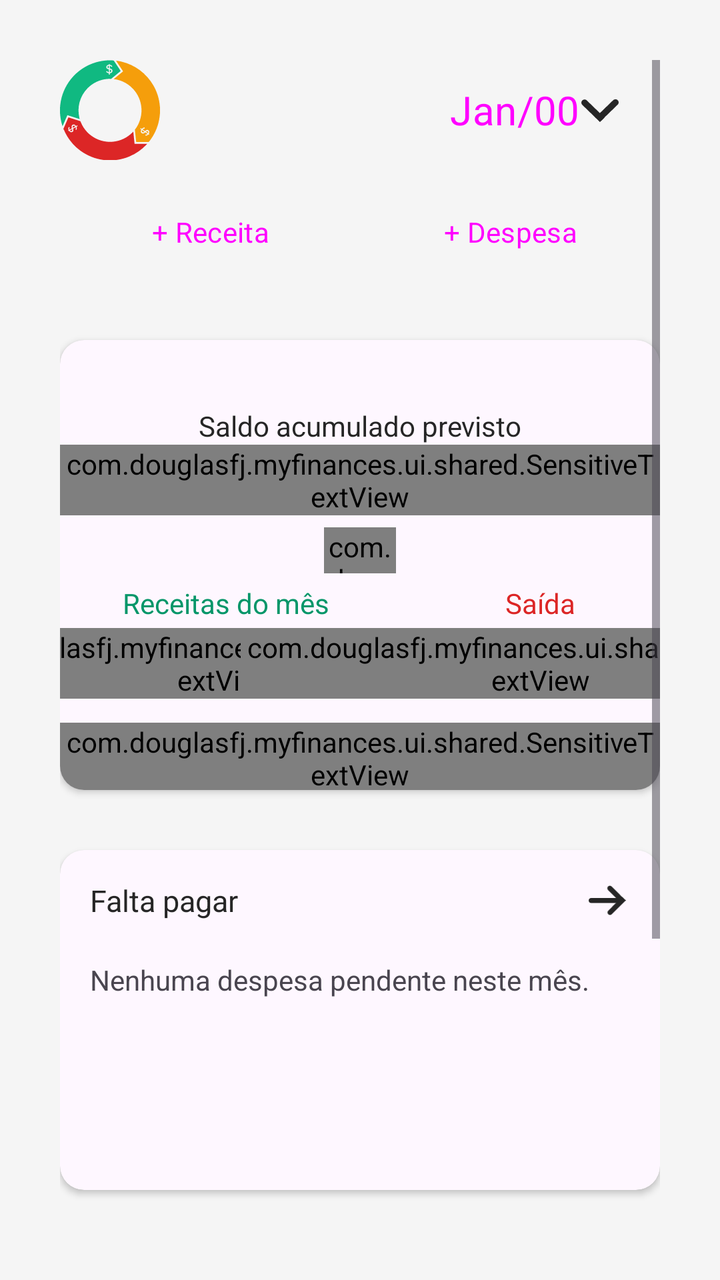
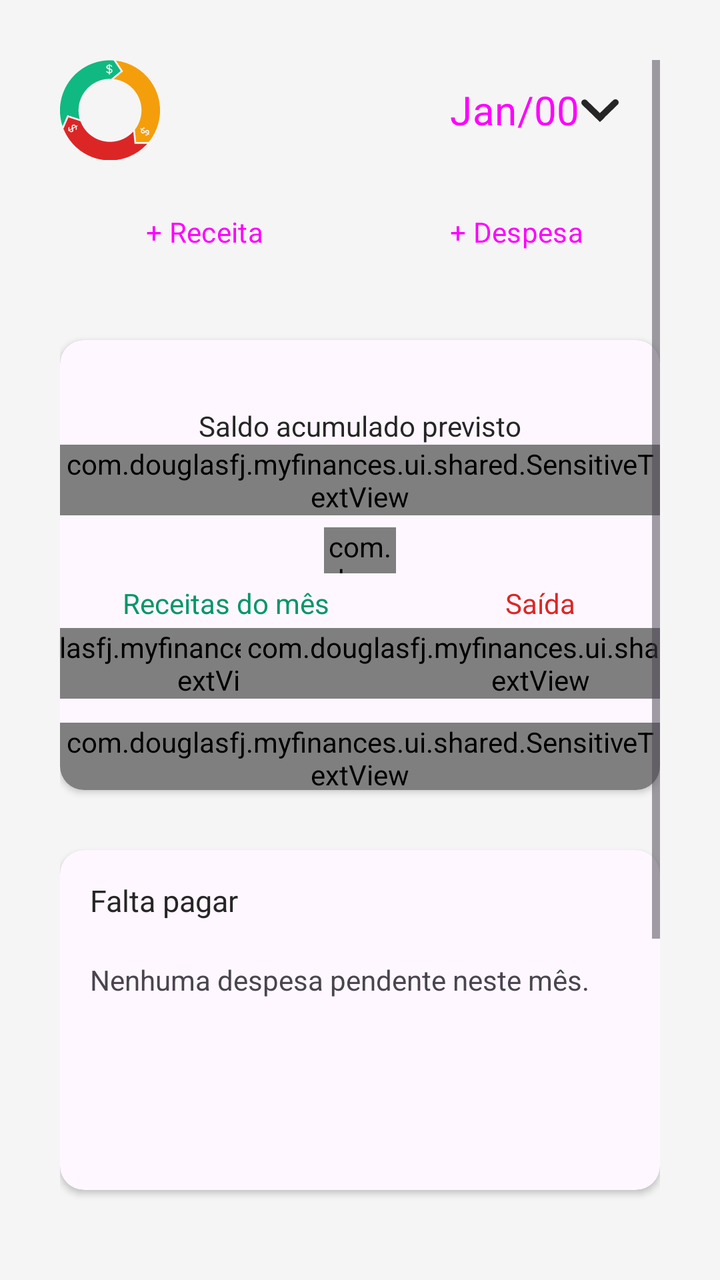

An Android layout rendered at two revisions. The XML below is the earlier revision; the diff shows what the commit changed to produce the second picture.
<!-- AndroidManifest.xml: application theme Theme.MyFinances -->
<!-- res/layout/fragment_home.xml -->
<?xml version="1.0" encoding="utf-8"?>
<androidx.constraintlayout.widget.ConstraintLayout xmlns:android="http://schemas.android.com/apk/res/android"
    xmlns:app="http://schemas.android.com/apk/res-auto"
    xmlns:tools="http://schemas.android.com/tools"
    android:layout_width="match_parent"
    android:layout_height="match_parent"
    tools:context=".ui.home.HomeFragment">

    <ScrollView
        android:layout_width="match_parent"
        android:layout_height="match_parent"
        android:background="@color/neutral_100"
        android:padding="30dp"
        app:layout_constraintTop_toTopOf="parent">

        <androidx.constraintlayout.widget.ConstraintLayout
            android:id="@+id/fragment_home_constraint_wrapper"
            android:layout_width="match_parent"
            android:layout_height="wrap_content">

            <androidx.constraintlayout.widget.ConstraintLayout
                android:id="@+id/fragment_home_constraint_l_icon"
                android:layout_width="match_parent"
                android:layout_height="wrap_content"
                app:layout_constraintLeft_toLeftOf="parent"
                app:layout_constraintTop_toTopOf="parent">

                <ImageView
                    android:layout_width="50dp"
                    android:layout_height="50dp"
                    android:src="@drawable/circlemyfinances"
                    app:layout_constraintStart_toStartOf="parent"
                    app:layout_constraintTop_toTopOf="parent" />

                <Button
                    android:id="@+id/fragment_home_mes_selection"
                    style="?attr/buttonStyle"
                    android:layout_width="wrap_content"
                    android:layout_height="50dp"
                    android:drawableEnd="@drawable/arrow"
                    android:paddingHorizontal="20dp"
                    android:paddingVertical="5dp"
                    android:text="@string/default_month_text"
                    android:textSize="20sp"
                    app:layout_constraintEnd_toEndOf="parent"
                    app:layout_constraintTop_toTopOf="parent" />

            </androidx.constraintlayout.widget.ConstraintLayout>

            <LinearLayout
                android:id="@+id/fragment_home_actions"
                android:layout_width="match_parent"
                android:layout_height="wrap_content"
                android:orientation="horizontal"
                android:layout_marginTop="12dp"
                app:layout_constraintTop_toBottomOf="@id/fragment_home_constraint_l_icon">
                <Button android:id="@+id/fragment_home_add_income"
                    android:layout_width="0dp" android:layout_weight="1"
                    android:layout_height="wrap_content" android:text="+ Receita"/>
                <Button android:id="@+id/fragment_home_add_expense"
                    android:layout_width="0dp" android:layout_weight="1"
                    android:layout_height="wrap_content" android:text="+ Despesa"/>
            </LinearLayout>

            <com.google.android.material.card.MaterialCardView
                android:id="@+id/fragment_home_card_saldos"
                style="@style/Widget.MyFinances.HomeBox"
                android:layout_width="match_parent"
                android:layout_height="225dp"
                android:layout_marginTop="30dp"
                app:layout_constraintTop_toBottomOf="@+id/fragment_home_actions">

                <androidx.constraintlayout.widget.ConstraintLayout
                    android:layout_width="match_parent"
                    android:layout_height="match_parent">

                    <TextView
                        android:id="@+id/fragment_home_saldo_conta_alias"
                        android:layout_width="wrap_content"
                        android:layout_height="wrap_content"
                        android:text="Saldo acumulado previsto"
                        android:textSize="14sp"
                        android:textColor="@color/neutral_800"
                        app:layout_constraintBottom_toBottomOf="parent"
                        app:layout_constraintEnd_toEndOf="parent"
                        app:layout_constraintStart_toStartOf="parent"
                        app:layout_constraintTop_toTopOf="parent"
                        app:layout_constraintVertical_bias="0.162" />

                    <com.douglasfj.myfinances.ui.shared.SensitiveTextView
                        android:id="@+id/fragment_home_saldo_conta"
                        android:layout_width="wrap_content"
                        android:layout_height="wrap_content"
                        android:text="@string/str_default_money"
                        android:textColor="@color/black"
                        android:textSize="20sp"
                        app:layout_constraintEnd_toEndOf="parent"
                        app:layout_constraintStart_toStartOf="parent"
                        app:layout_constraintTop_toBottomOf="@+id/fragment_home_saldo_conta_alias" />


                    <com.douglasfj.myfinances.ui.shared.SetSentiveImageButtonView
                        android:id="@+id/fragment_home_sensitive_visibility_button"
                        android:layout_width="36dp"
                        android:layout_height="23dp"
                        android:layout_marginTop="6dp"
                        android:background="@color/transparent"
                        android:scaleType="centerInside"
                        app:layout_constraintEnd_toEndOf="parent"
                        app:layout_constraintStart_toStartOf="parent"
                        app:layout_constraintTop_toBottomOf="@+id/fragment_home_saldo_conta"
                        app:tint="@color/neutral_800" />

                    <TextView
                        android:id="@+id/fragment_home_saldo_entrada_alias"
                        android:layout_width="wrap_content"
                        android:layout_height="wrap_content"
                        android:text="Receitas do mês"
                        android:textColor="@color/emerald_600"
                        android:textSize="14sp"
                        app:layout_constraintBottom_toBottomOf="parent"
                        app:layout_constraintEnd_toEndOf="parent"
                        app:layout_constraintHorizontal_bias="0.16"
                        app:layout_constraintStart_toStartOf="parent"
                        app:layout_constraintTop_toTopOf="parent"
                        app:layout_constraintVertical_bias="0.593" />

                    <com.douglasfj.myfinances.ui.shared.SensitiveTextView
                        android:id="@+id/fragment_home_saldo_entrada"
                        android:layout_width="wrap_content"
                        android:layout_height="wrap_content"
                        android:layout_marginTop="3dp"
                        android:text="@string/str_default_money"
                        android:textColor="@color/emerald_950"
                        android:textSize="16sp"
                        app:layout_constraintEnd_toEndOf="@+id/fragment_home_saldo_entrada_alias"
                        app:layout_constraintStart_toStartOf="@+id/fragment_home_saldo_entrada_alias"
                        app:layout_constraintTop_toBottomOf="@+id/fragment_home_saldo_entrada_alias" />

                    <TextView
                        android:id="@+id/fragment_home_saldo_saida_alias"
                        android:layout_width="wrap_content"
                        android:layout_height="wrap_content"
                        android:text="Saída"
                        android:textColor="@color/red_600"
                        android:textSize="14sp"
                        app:layout_constraintBottom_toBottomOf="parent"
                        app:layout_constraintEnd_toEndOf="parent"
                        app:layout_constraintHorizontal_bias="0.84"
                        app:layout_constraintStart_toStartOf="parent"
                        app:layout_constraintTop_toTopOf="parent"
                        app:layout_constraintVertical_bias="0.593" />

                    <com.douglasfj.myfinances.ui.shared.SensitiveTextView
                        android:id="@+id/fragment_home_saldo_saida"
                        android:layout_width="wrap_content"
                        android:layout_height="wrap_content"
                        android:layout_marginTop="3dp"
                        android:text="@string/str_default_money"
                        android:textColor="@color/red_950"
                        android:textSize="16sp"
                        app:layout_constraintEnd_toEndOf="@+id/fragment_home_saldo_saida_alias"
                        app:layout_constraintStart_toStartOf="@+id/fragment_home_saldo_saida_alias"
                        app:layout_constraintTop_toBottomOf="@+id/fragment_home_saldo_saida_alias" />

                    <com.douglasfj.myfinances.ui.shared.SensitiveTextView
                        android:id="@+id/fragment_home_carryover"
                        android:layout_width="match_parent"
                        android:layout_height="wrap_content"
                        android:gravity="center"
                        android:layout_marginTop="12dp"
                        android:textSize="13sp"
                        android:textColor="@color/neutral_800"
                        app:layout_constraintTop_toBottomOf="@id/fragment_home_saldo_entrada"/>

                </androidx.constraintlayout.widget.ConstraintLayout>
            </com.google.android.material.card.MaterialCardView>

            <com.google.android.material.card.MaterialCardView
                android:id="@+id/fragment_home_card_falta_pagar"
                style="@style/Widget.MyFinances.HomeBox"
                android:layout_width="match_parent"
                android:layout_height="170dp"
                android:layout_marginTop="30dp"
                app:layout_constraintTop_toBottomOf="@+id/fragment_home_card_saldos">
                <androidx.constraintlayout.widget.ConstraintLayout
                    android:layout_width="match_parent"
                    android:layout_height="match_parent"
                    android:padding="15dp">

                    <androidx.constraintlayout.widget.ConstraintLayout
                        android:id="@+id/fragment_home_title_falta_pagar"
                        android:layout_width="match_parent"
                        android:layout_height="wrap_content"
                        app:layout_constraintLeft_toLeftOf="parent"
                        app:layout_constraintTop_toTopOf="parent">

                        <TextView
                            android:layout_width="wrap_content"
                            android:layout_height="wrap_content"
                            android:text="@string/str_card_falta_pagar"
                            android:textColor="@color/neutral_800"
                            android:textSize="15sp"
                            app:layout_constraintStart_toStartOf="parent"
                            app:layout_constraintTop_toTopOf="parent" />

                        <ImageButton
                            android:layout_width="23dp"
                            android:layout_height="16dp"
                            android:background="@color/transparent"
                            android:scaleType="centerInside"
                            android:src="@drawable/arrowright"
                            app:layout_constraintBottom_toBottomOf="parent"
                            app:layout_constraintEnd_toEndOf="parent"
                            app:layout_constraintTop_toTopOf="parent"
                            app:tint="@color/neutral_800" />
                    </androidx.constraintlayout.widget.ConstraintLayout>

<GridView
                        android:id="@+id/fragment_home_lista_falta_pagar"
                        android:layout_width="match_parent"
                        android:layout_height="116dp"
                        android:numColumns="2"
                        android:verticalSpacing="10dp"
                        app:layout_constraintStart_toStartOf="parent"
                        app:layout_constraintTop_toBottomOf="@+id/fragment_home_title_falta_pagar"
                        tools:listitem="@layout/layout_despesa" />
                    <TextView android:id="@+id/fragment_home_pending_empty"
                        android:layout_width="match_parent" android:layout_height="wrap_content"
                        android:text="Nenhuma despesa pendente neste mês."
                        android:paddingTop="20dp"
                        app:layout_constraintTop_toBottomOf="@id/fragment_home_title_falta_pagar"/>
                </androidx.constraintlayout.widget.ConstraintLayout>
            </com.google.android.material.card.MaterialCardView>

            <com.google.android.material.card.MaterialCardView
                android:layout_width="match_parent"
                android:layout_height="220dp"
                android:layout_marginTop="30dp"
                style="@style/Widget.MyFinances.HomeBox"
                app:layout_constraintTop_toBottomOf="@id/fragment_home_card_falta_pagar">
                <androidx.constraintlayout.widget.ConstraintLayout
                    android:layout_width="match_parent"
                    android:layout_height="match_parent"
                    android:padding="15dp">

                    <TextView
                        android:id="@+id/textView"
                        android:layout_width="wrap_content"
                        android:layout_height="wrap_content"
                        android:text="@string/str_card_ultimas_despesas"
                        app:layout_constraintLeft_toLeftOf="parent"
                        app:layout_constraintTop_toTopOf="parent" />

                    <ListView
                        android:id="@+id/fragment_home_lista_ultimas_despesas"
                        android:layout_width="match_parent"
                        android:layout_height="170dp"
                        app:layout_constraintStart_toStartOf="parent"
                        app:layout_constraintTop_toBottomOf="@+id/textView"
                        tools:listitem="@layout/layout_ultimas_despesas"/>
                    <TextView android:id="@+id/fragment_home_recent_empty"
                        android:layout_width="match_parent" android:layout_height="wrap_content"
                        android:text="Adicione uma despesa para começar."
                        android:paddingTop="20dp"
                        app:layout_constraintTop_toBottomOf="@id/textView"/>

                </androidx.constraintlayout.widget.ConstraintLayout>
            </com.google.android.material.card.MaterialCardView>

        </androidx.constraintlayout.widget.ConstraintLayout>
    </ScrollView>

</androidx.constraintlayout.widget.ConstraintLayout>
<!-- res/layout/layout_despesa.xml (included above) -->
<?xml version="1.0" encoding="utf-8"?>
<androidx.constraintlayout.widget.ConstraintLayout xmlns:android="http://schemas.android.com/apk/res/android"
    xmlns:tools="http://schemas.android.com/tools"
    android:layout_width="wrap_content"
    android:layout_height="40dp"
    xmlns:app="http://schemas.android.com/apk/res-auto">

    <androidx.constraintlayout.widget.ConstraintLayout
        android:id="@+id/layout_despesa_wrapper_imagem"
        android:layout_width="40dp"
        android:layout_height="match_parent"
        android:background="@drawable/circle"
        android:backgroundTint="@color/neutral_300"
        app:layout_constraintStart_toStartOf="parent">

        <ImageView
            android:id="@+id/layout_despesa_imagem"
            android:layout_width="25dp"
            android:layout_height="25dp"
            android:src="@drawable/base"
            app:tint="@color/neutral_950"
            app:layout_constraintBottom_toBottomOf="parent"
            app:layout_constraintEnd_toEndOf="parent"
            app:layout_constraintStart_toStartOf="parent"
            app:layout_constraintTop_toTopOf="parent" />
    </androidx.constraintlayout.widget.ConstraintLayout>

    <androidx.constraintlayout.widget.ConstraintLayout
        android:id="@+id/layout_despesa_wrapper_textos"
        android:layout_width="wrap_content"
        android:layout_height="wrap_content"
        android:layout_marginStart="6dp"
        app:layout_constraintTop_toTopOf="parent"
        app:layout_constraintBottom_toBottomOf="parent"
        app:layout_constraintLeft_toRightOf="@id/layout_despesa_wrapper_imagem">

        <TextView
            android:id="@+id/layout_despesa_nome_despesa"
            android:layout_width="wrap_content"
            android:layout_height="wrap_content"
            android:layout_marginBottom="2dp"
            android:textSize="12sp"
            android:text="@string/str_default_nome_despesa"
            android:textColor="@color/neutral_950"
            app:layout_constraintTop_toTopOf="parent"
            app:layout_constraintLeft_toLeftOf="parent"/>

        <com.douglasfj.myfinances.ui.shared.SensitiveTextView
            android:id="@+id/layout_despesa_despesa"
            android:layout_width="wrap_content"
            android:layout_height="wrap_content"
            android:textSize="11sp"
            android:text="@string/str_default_money"
            android:textColor="@color/neutral_700"
            app:layout_constraintTop_toBottomOf="@id/layout_despesa_nome_despesa"
            app:layout_constraintLeft_toLeftOf="parent"/>
    </androidx.constraintlayout.widget.ConstraintLayout>
</androidx.constraintlayout.widget.ConstraintLayout>
<!-- res/layout/layout_ultimas_despesas.xml (included above) -->
<?xml version="1.0" encoding="utf-8"?>
<androidx.constraintlayout.widget.ConstraintLayout xmlns:android="http://schemas.android.com/apk/res/android"
    android:layout_width="match_parent"
    android:layout_height="wrap_content"
    android:padding="5dp"
    xmlns:app="http://schemas.android.com/apk/res-auto">
    <include layout="@layout/layout_despesa"
        app:layout_constraintTop_toTopOf="parent"
        app:layout_constraintLeft_toLeftOf="parent" />

    <TextView
        android:id="@+id/layout_ultima_despesa_mes"
        android:layout_width="wrap_content"
        android:layout_height="wrap_content"
        android:text="@string/default_month_text"
        android:textSize="15sp"
        app:layout_constraintBottom_toBottomOf="parent"
        app:layout_constraintRight_toRightOf="parent"
        app:layout_constraintTop_toTopOf="parent" />
</androidx.constraintlayout.widget.ConstraintLayout>
<!-- resources referenced by this layout -->
<resources>
  <color name="black">#FF000000</color>
  <color name="emerald_600">#059669</color>
  <color name="emerald_950">#022C22</color>
  <color name="neutral_100">#F5F5F5</color>
  <color name="neutral_300">#D4D4D4</color>
  <color name="neutral_700">#404040</color>
  <color name="neutral_800">#262626</color>
  <color name="neutral_950">#0A0A0A</color>
  <color name="red_600">#DC2626</color>
  <color name="red_950">#450A0A</color>
  <color name="transparent">#00FFFFFF</color>
  <!-- drawable arrow (drawable) -->
  <vector xmlns:android="http://schemas.android.com/apk/res/android"
      android:width="20dp"
      android:height="12dp"
      android:viewportWidth="20"
      android:viewportHeight="12">
    <path
        android:pathData="M1.14,3.433C0.511,2.822 0.511,1.832 1.14,1.222V1.222C1.77,0.611 2.791,0.611 3.421,1.222L12.258,9.789L9.978,12L1.14,3.433Z"
        android:fillColor="#262626"/>
    <path
        android:pathData="M16.579,1.105C17.209,0.495 18.23,0.495 18.86,1.105V1.105C19.49,1.716 19.49,2.706 18.86,3.316L10.023,11.884L7.742,9.673L16.579,1.105Z"
        android:fillColor="#262626"/>
  </vector>
  <!-- drawable arrowright (drawable) -->
  <vector xmlns:android="http://schemas.android.com/apk/res/android"
      android:width="51dp"
      android:height="44dp"
      android:viewportWidth="51"
      android:viewportHeight="44">
    <path
        android:pathData="M31.86,40.686C30.501,42.044 28.298,42.044 26.94,40.686C25.581,39.327 25.581,37.124 26.94,35.766L46.004,16.701L50.924,21.621L31.86,40.686Z"
        android:fillColor="#262626"/>
    <path
        android:pathData="M3.5,25.221C1.567,25.221 0,23.654 0,21.721C0,19.788 1.567,18.221 3.5,18.221L42,18.221V25.221L3.5,25.221Z"
        android:fillColor="#262626"/>
    <path
        android:pathData="M26.681,7.38C25.323,6.021 25.323,3.819 26.681,2.46C28.04,1.101 30.242,1.101 31.601,2.46L50.666,21.524L45.746,26.444L26.681,7.38Z"
        android:fillColor="#262626"/>
  </vector>
  <!-- drawable circle (drawable) -->
  <?xml version="1.0" encoding="utf-8"?>
  <shape xmlns:android="http://schemas.android.com/apk/res/android"
      android:shape="oval">
      <solid android:color="@color/white"/>
  </shape>
  <string name="default_month_text">Jan/00</string>
  <string name="str_card_falta_pagar">Falta pagar</string>
  <string name="str_card_ultimas_despesas">Últimas despesas</string>
  <string name="str_default_money">R$ 000,00</string>
  <string name="str_default_nome_despesa">Nome da Despesa</string>
  <style name="Widget.MyFinances.HomeBox" parent="">
          <item name="strokeWidth">0dp</item>
          <item name="cardElevation">2dp</item>
      </style>
  <color name="white">#FFFFFFFF</color>
  <color name="emerald_500">#10B981</color>
  <color name="emerald_700">#047857</color>
  <style name="Widget.MyFinances.Button" parent="Widget.Material3.Button">
          <item name="android:elevation">6dp</item>
          <item name="android:translationZ">2dp</item>
      </style>
  <style name="ThemeOverlay.MyFinances.AlertDialog" parent="ThemeOverlay.AppCompat.Dialog.Alert">
          <item name="android:colorBackgroundFloating">@color/dialog_background</item>
          <item name="android:textColorPrimary">@color/dialog_text</item>
          <item name="android:textColorSecondary">@color/dialog_text</item>
          <item name="colorAccent">@color/dialog_action</item>
          <item name="buttonBarPositiveButtonStyle">@style/Widget.MyFinances.DialogButton</item>
          <item name="buttonBarNegativeButtonStyle">@style/Widget.MyFinances.DialogButton</item>
          <item name="buttonBarNeutralButtonStyle">@style/Widget.MyFinances.DialogButton</item>
      </style>
  <color name="dialog_background">#FFFFFF</color>
  <color name="dialog_text">#262626</color>
  <color name="dialog_action">#047857</color>
  <style name="Widget.MyFinances.DialogButton" parent="Widget.AppCompat.Button.ButtonBar.AlertDialog">
          <item name="android:textColor">@color/dialog_action</item>
      </style>
  <!-- unchanged entries left out for length: 3 -->
</resources>

<!-- the commit's change to res/layout/fragment_home.xml (unified diff, before → after) -->
@@ -56,9 +56,12 @@
                 app:layout_constraintTop_toBottomOf="@id/fragment_home_constraint_l_icon">
                 <Button android:id="@+id/fragment_home_add_income"
                     android:layout_width="0dp" android:layout_weight="1"
+                    android:layout_marginRight="12dp"
+                    android:backgroundTint="@color/emerald_400"
                     android:layout_height="wrap_content" android:text="+ Receita"/>
                 <Button android:id="@+id/fragment_home_add_expense"
                     android:layout_width="0dp" android:layout_weight="1"
+                    android:backgroundTint="@color/red_400"
                     android:layout_height="wrap_content" android:text="+ Despesa"/>
             </LinearLayout>
 
@@ -204,19 +207,9 @@
                             app:layout_constraintStart_toStartOf="parent"
                             app:layout_constraintTop_toTopOf="parent" />
 
-                        <ImageButton
-                            android:layout_width="23dp"
-                            android:layout_height="16dp"
-                            android:background="@color/transparent"
-                            android:scaleType="centerInside"
-                            android:src="@drawable/arrowright"
-                            app:layout_constraintBottom_toBottomOf="parent"
-                            app:layout_constraintEnd_toEndOf="parent"
-                            app:layout_constraintTop_toTopOf="parent"
-                            app:tint="@color/neutral_800" />
                     </androidx.constraintlayout.widget.ConstraintLayout>
 
-<GridView
+                    <GridView
                         android:id="@+id/fragment_home_lista_falta_pagar"
                         android:layout_width="match_parent"
                         android:layout_height="116dp"
<!-- resource entries referenced after the edit -->
@@ -1,6 +1,7 @@
 <!-- resources referenced by this layout -->
 <resources>
   <color name="black">#FF000000</color>
+  <color name="emerald_400">#34D399</color>
   <color name="emerald_600">#059669</color>
   <color name="emerald_950">#022C22</color>
   <color name="neutral_100">#F5F5F5</color>
@@ -8,6 +9,7 @@
   <color name="neutral_700">#404040</color>
   <color name="neutral_800">#262626</color>
   <color name="neutral_950">#0A0A0A</color>
+  <color name="red_400">#F87171</color>
   <color name="red_600">#DC2626</color>
   <color name="red_950">#450A0A</color>
   <color name="transparent">#00FFFFFF</color>
@@ -22,22 +24,6 @@
         android:fillColor="#262626"/>
     <path
         android:pathData="M16.579,1.105C17.209,0.495 18.23,0.495 18.86,1.105V1.105C19.49,1.716 19.49,2.706 18.86,3.316L10.023,11.884L7.742,9.673L16.579,1.105Z"
-        android:fillColor="#262626"/>
-  </vector>
-  <!-- drawable arrowright (drawable) -->
-  <vector xmlns:android="http://schemas.android.com/apk/res/android"
-      android:width="51dp"
-      android:height="44dp"
-      android:viewportWidth="51"
-      android:viewportHeight="44">
-    <path
-        android:pathData="M31.86,40.686C30.501,42.044 28.298,42.044 26.94,40.686C25.581,39.327 25.581,37.124 26.94,35.766L46.004,16.701L50.924,21.621L31.86,40.686Z"
-        android:fillColor="#262626"/>
-    <path
-        android:pathData="M3.5,25.221C1.567,25.221 0,23.654 0,21.721C0,19.788 1.567,18.221 3.5,18.221L42,18.221V25.221L3.5,25.221Z"
-        android:fillColor="#262626"/>
-    <path
-        android:pathData="M26.681,7.38C25.323,6.021 25.323,3.819 26.681,2.46C28.04,1.101 30.242,1.101 31.601,2.46L50.666,21.524L45.746,26.444L26.681,7.38Z"
         android:fillColor="#262626"/>
   </vector>
   <!-- drawable circle (drawable) -->
